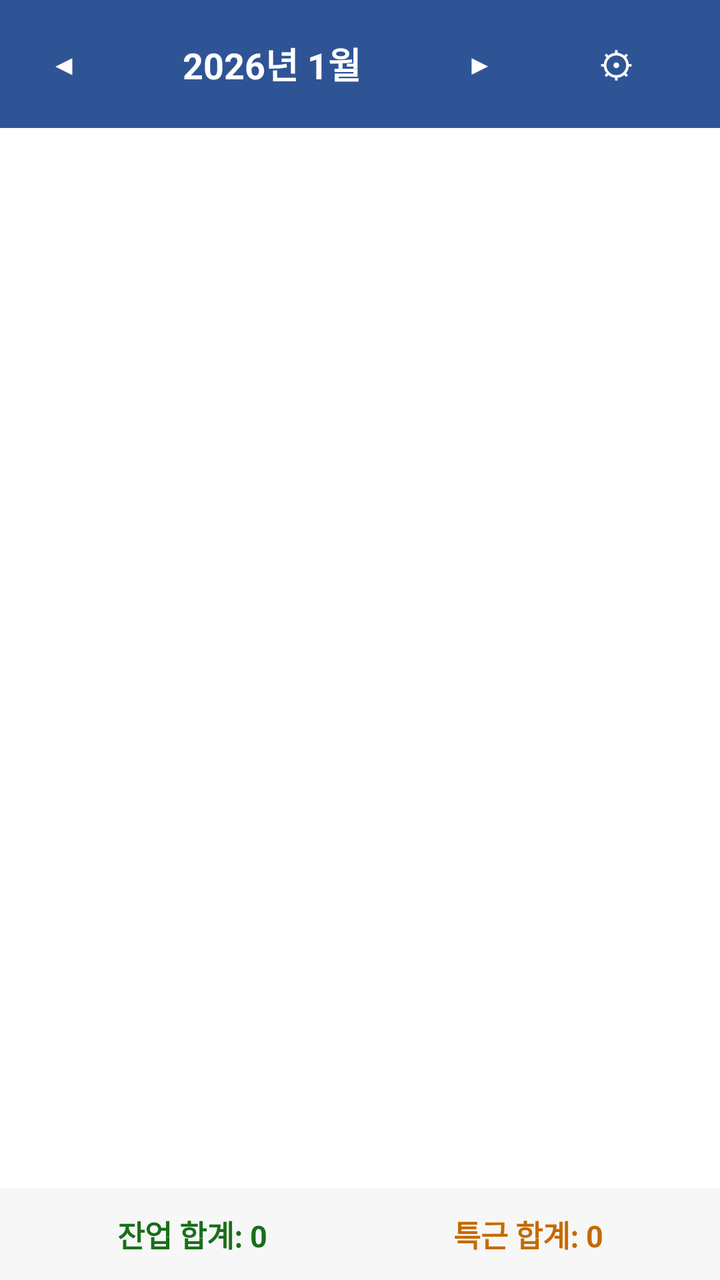
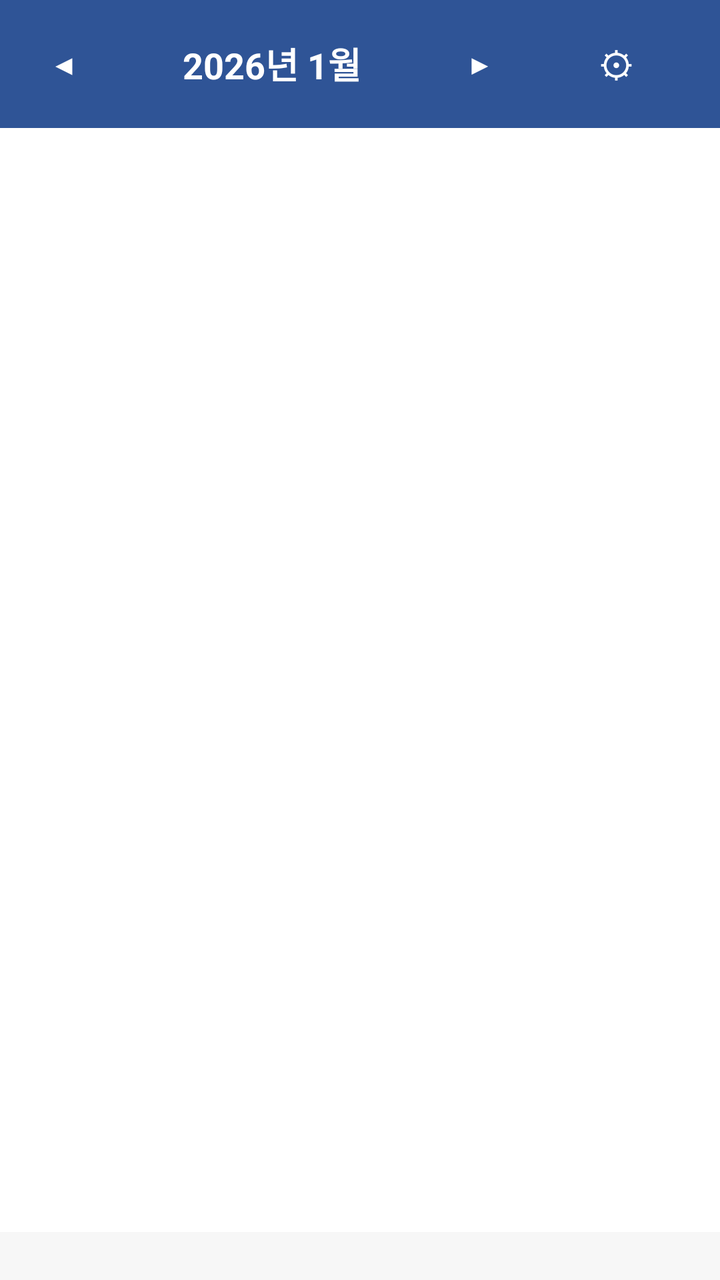

The first picture is an Android layout as it rendered before a commit; the second is the same layout after the commit. The layout source and the unified diff follow.
<!-- AndroidManifest.xml: application theme Theme.OvertimeCalendar -->
<!-- res/layout/activity_main.xml -->
<?xml version="1.0" encoding="utf-8"?>
<LinearLayout xmlns:android="http://schemas.android.com/apk/res/android"
    android:layout_width="match_parent"
    android:layout_height="match_parent"
    android:orientation="vertical"
    android:background="@color/bg">

    
    <LinearLayout
        android:layout_width="match_parent"
        android:layout_height="wrap_content"
        android:background="@color/primary"
        android:gravity="center_vertical"
        android:orientation="horizontal"
        android:padding="8dp">

        <Button
            android:id="@+id/btnPrev"
            android:layout_width="48dp"
            android:layout_height="48dp"
            android:text="@string/prev_month"
            android:textColor="@color/on_primary"
            style="?android:attr/borderlessButtonStyle"/>

        <TextView
            android:id="@+id/tvMonthTitle"
            android:layout_width="0dp"
            android:layout_height="wrap_content"
            android:layout_weight="1"
            android:gravity="center"
            android:text="2026년 1월"
            android:textColor="@color/on_primary"
            android:textSize="18sp"
            android:textStyle="bold"/>

        <Button
            android:id="@+id/btnNext"
            android:layout_width="48dp"
            android:layout_height="48dp"
            android:text="@string/next_month"
            android:textColor="@color/on_primary"
            style="?android:attr/borderlessButtonStyle"/>

        <Button
            android:id="@+id/btnSettings"
            android:layout_width="wrap_content"
            android:layout_height="48dp"
            android:text="⚙"
            android:textColor="@color/on_primary"
            android:textSize="18sp"
            style="?android:attr/borderlessButtonStyle"/>
    </LinearLayout>

    
    <LinearLayout
        android:id="@+id/weekdayHeader"
        android:layout_width="match_parent"
        android:layout_height="wrap_content"
        android:orientation="horizontal"
        android:background="#F2F2F2"/>

    
    <androidx.recyclerview.widget.RecyclerView
        android:id="@+id/recyclerCalendar"
        android:layout_width="match_parent"
        android:layout_height="0dp"
        android:layout_weight="1"/>

    
    <LinearLayout
        android:layout_width="match_parent"
        android:layout_height="wrap_content"
        android:orientation="horizontal"
        android:background="#F7F7F7"
        android:padding="12dp">

        <TextView
            android:id="@+id/tvOvertimeSum"
            android:layout_width="0dp"
            android:layout_height="wrap_content"
            android:layout_weight="1"
            android:gravity="center"
            android:text="잔업 합계: 0"
            android:textColor="@color/overtime_color"
            android:textSize="15sp"
            android:textStyle="bold"/>

        <TextView
            android:id="@+id/tvSpecialSum"
            android:layout_width="0dp"
            android:layout_height="wrap_content"
            android:layout_weight="1"
            android:gravity="center"
            android:text="특근 합계: 0"
            android:textColor="@color/special_color"
            android:textSize="15sp"
            android:textStyle="bold"/>
    </LinearLayout>
</LinearLayout>
<!-- resources referenced by this layout -->
<resources>
  <color name="bg">#FFFFFF</color>
  <color name="on_primary">#FFFFFF</color>
  <color name="overtime_color">#1A6E1A</color>
  <color name="primary">#2F5496</color>
  <color name="special_color">#C56A00</color>
  <string name="next_month">▶</string>
  <string name="prev_month">◀</string>
  <style name="Theme.OvertimeCalendar" parent="Theme.MaterialComponents.Light.NoActionBar">
          <item name="colorPrimary">@color/primary</item>
          <item name="colorPrimaryDark">@color/primary_dark</item>
          <item name="colorOnPrimary">@color/on_primary</item>
          <item name="android:windowBackground">@color/bg</item>
      </style>
  <color name="primary_dark">#1F3A6E</color>
</resources>

<!-- the commit's change to res/layout/activity_main.xml (unified diff, before → after) -->
@@ -68,32 +68,10 @@
 
     
     <LinearLayout
+        android:id="@+id/sumContainer"
         android:layout_width="match_parent"
         android:layout_height="wrap_content"
         android:orientation="horizontal"
         android:background="#F7F7F7"
-        android:padding="12dp">
-
-        <TextView
-            android:id="@+id/tvOvertimeSum"
-            android:layout_width="0dp"
-            android:layout_height="wrap_content"
-            android:layout_weight="1"
-            android:gravity="center"
-            android:text="잔업 합계: 0"
-            android:textColor="@color/overtime_color"
-            android:textSize="15sp"
-            android:textStyle="bold"/>
-
-        <TextView
-            android:id="@+id/tvSpecialSum"
-            android:layout_width="0dp"
-            android:layout_height="wrap_content"
-            android:layout_weight="1"
-            android:gravity="center"
-            android:text="특근 합계: 0"
-            android:textColor="@color/special_color"
-            android:textSize="15sp"
-            android:textStyle="bold"/>
-    </LinearLayout>
+        android:padding="12dp"/>
 </LinearLayout>
<!-- resource entries referenced after the edit -->
@@ -2,9 +2,7 @@
 <resources>
   <color name="bg">#FFFFFF</color>
   <color name="on_primary">#FFFFFF</color>
-  <color name="overtime_color">#1A6E1A</color>
   <color name="primary">#2F5496</color>
-  <color name="special_color">#C56A00</color>
   <string name="next_month">▶</string>
   <string name="prev_month">◀</string>
   <style name="Theme.OvertimeCalendar" parent="Theme.MaterialComponents.Light.NoActionBar">
